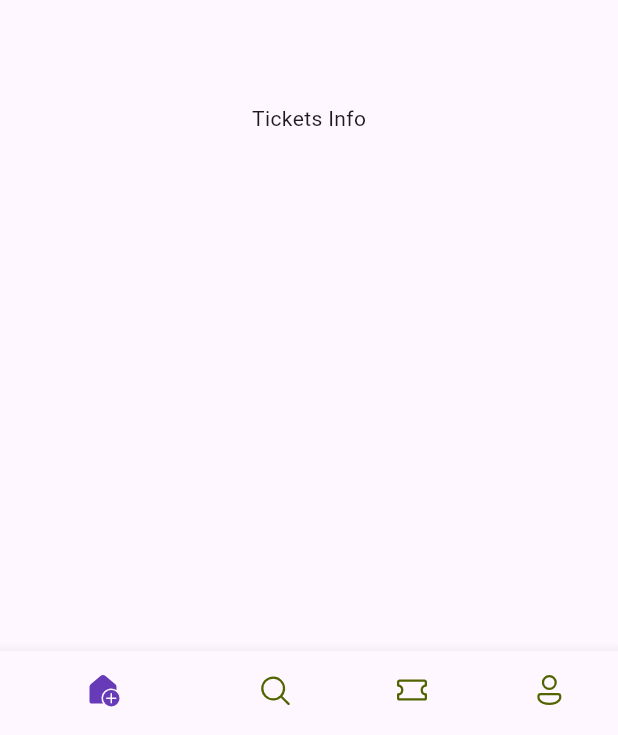
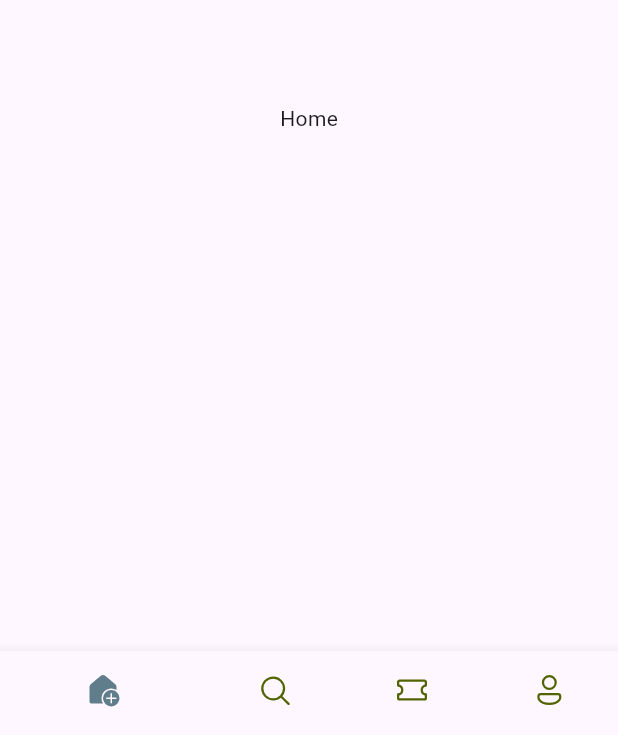
Before and after one commit to eric-kaloki/ticket_app, a Flutter app: the screen it shows after launch, on a phone screen of 412 x 824 dp. Shown: the part 498-1233 px from the top of the screen. Run offline on Flutter 3.47's test engine with Material 3 defaults, Android fonts, the phone set to English and light mode, and no system bars; our stand-ins replace fluentui_icons.

Commit message:
Update bottom navigation bar and screens

```diff
--- a/lib/base/bottom_nav_bar.dart
+++ b/lib/base/bottom_nav_bar.dart
@@ -9,17 +9,32 @@ class BottomNavBar extends StatefulWidget {
 }
 
 class _BottomNavBarState extends State<BottomNavBar> {
+  // List is iterated using index
+  final appScreens = [
+    const Center(child: Text('Home')),
+    const Center(child: Text('Search')),
+    const Center(child: Text('Tickets')),
+    const Center(child: Text('Profile')),
+  ];
+//Change our index for bottom navbar
+  int _selectedIndex = 0;
+  void _onItemTapped(int index) {
+    setState(() {
+      _selectedIndex = index;
+    });
+  }
+
   @override
   Widget build(BuildContext context) {
     return Scaffold(
         appBar: AppBar(
           title: const Text('My tickets'),
         ),
-        body: const Center(
-          child: Text('Tickets Info'),
-        ),
+        body: appScreens[_selectedIndex],
         bottomNavigationBar: BottomNavigationBar(
-          selectedItemColor: Colors.deepPurple,
+          currentIndex: _selectedIndex,
+          onTap: _onItemTapped,
+          selectedItemColor: Colors.blueGrey,
           unselectedItemColor: const Color(0xFF526400),
           showSelectedLabels: false,
           items: const [
@@ -43,7 +58,6 @@ class _BottomNavBarState extends State<BottomNavBar> {
               activeIcon: Icon(FluentSystemIcons.ic_fluent_person_filled),
               label: 'Home',
             ),
-
           ],
         ));
   }
```
